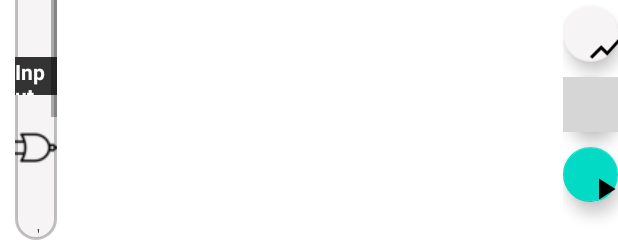
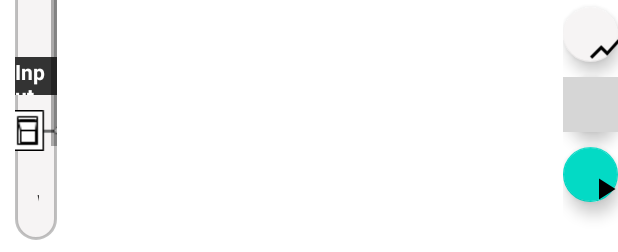
Before and after one commit to AxelAlemanD/Logic-circuit-Editor-and-simulator, an Android app: the layout activity_main.xml on its own in the app's theme, with its tools: preview values and no code run, on a phone screen of 412 x 824 dp. Shown: the part 981-1233 px from the top of the screen. Run offline under Robolectric (Android 15) with nearby library versions, the phone set to English and light mode, and no system bars; grey boxes are pictures that could not be loaded.

Commit message:
style: Change switch icon in side menu

```diff
--- a/app/src/main/res/layout/activity_main.xml
+++ b/app/src/main/res/layout/activity_main.xml
@@ -118,7 +118,7 @@
                         android:layout_width="match_parent"
                         android:layout_height="wrap_content"
                         android:backgroundTint="#00FFFFFF"
-                        android:drawableTop="@drawable/logic_state_nor"
+                        android:drawableTop="@drawable/switch_gate"
                         android:onClick="addSwitchControl"
                         android:stateListAnimator="@null"
                         android:text="Switch"
```
Also changed, not shown: app/src/main/res/drawable-v24/switch_gate.png (added).
